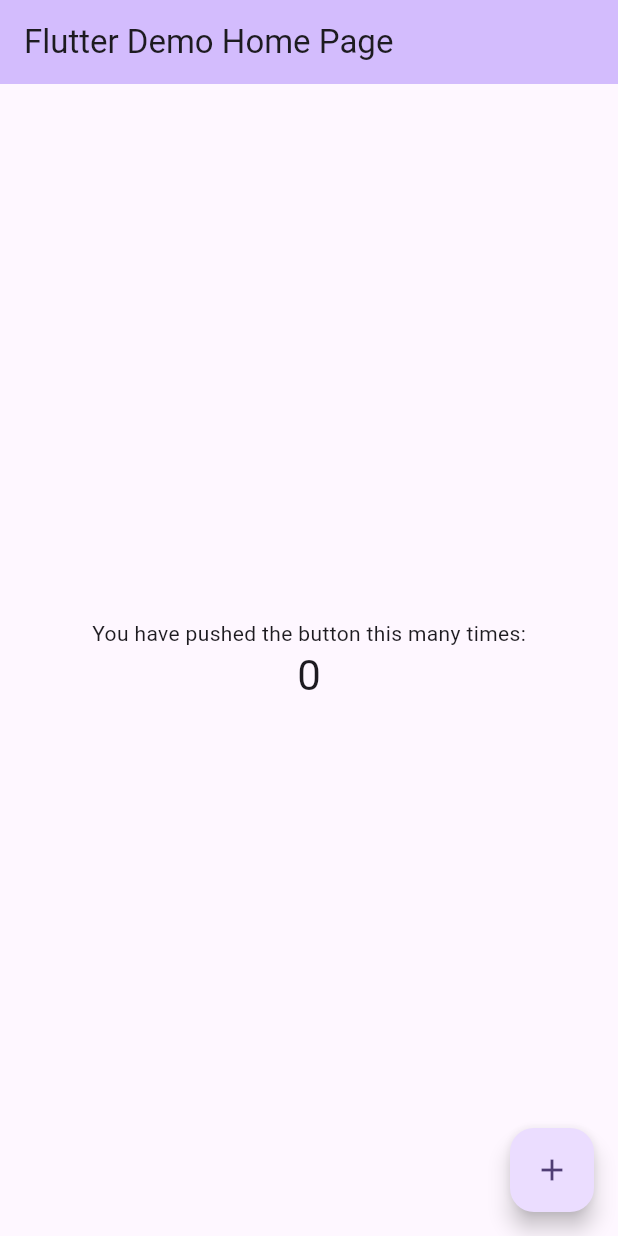
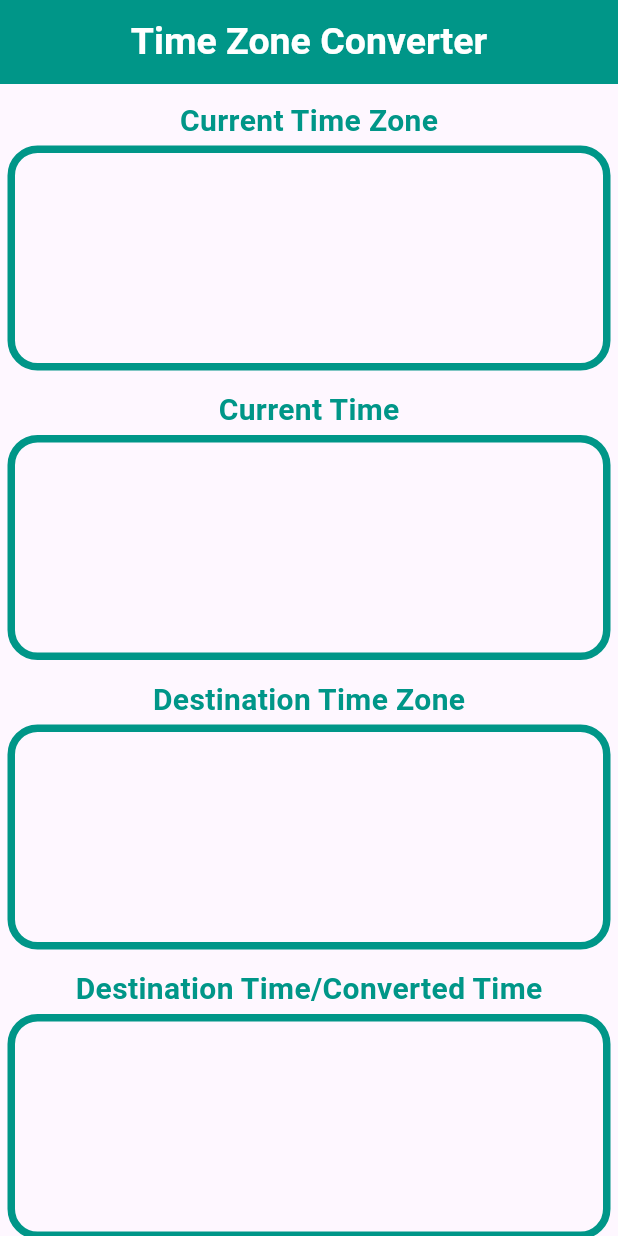
Before and after one commit to rashadamd/time_zone_converter, a Flutter app: the screen it shows after launch, on a phone screen of 412 x 824 dp. Run offline on Flutter 3.47's test engine with Material 3 defaults, Android fonts, the phone set to English and light mode, and no system bars.

Commit message:
InterfaceDesign

```diff
--- /dev/null
+++ b/lib/home.dart
@@ -0,0 +1,120 @@
+import 'package:flutter/material.dart';
+
+
+class TZC extends StatefulWidget {
+  const TZC({super.key});
+
+  @override
+  State<TZC> createState() => _TZCState();
+}
+
+class _TZCState extends State<TZC> {
+  @override
+  Widget build(BuildContext context) {
+    return  Scaffold(
+      appBar: AppBar(
+        backgroundColor: Colors.teal,
+        title: const Center(
+          child: Text('Time Zone Converter',style: TextStyle(
+            fontSize: 25,fontWeight: FontWeight.bold,color: Colors.white
+          ),
+          ),
+        ),
+      ),
+
+      //to display current timezone - user able to change the current time zone
+      body: Column(
+        children: [
+          const Padding(
+            padding: EdgeInsets.fromLTRB(5, 10, 5, 0),
+            child: Center(child: Text("Current Time Zone",style: TextStyle(fontWeight: FontWeight.bold,fontSize: 20.0,color: Colors.teal),),),
+          ),
+          Padding(
+            padding: const EdgeInsets.fromLTRB(5, 2, 5, 2),
+            child: Center(
+              child: Container(
+                width: double.infinity,
+                height: 150,
+                decoration: BoxDecoration(
+                  borderRadius: BorderRadius.circular(20),
+                  border: Border.all(
+                    color: Colors.teal,
+                    width: 5.0,
+                  )
+                ),
+              ),
+            ),
+          ),
+
+          //to display Current time for specific timezone  - user can chnage
+          const Padding(
+            padding: EdgeInsets.fromLTRB(5, 10, 5, 0),
+            child: Center(child: Text("Current Time",style: TextStyle(fontWeight: FontWeight.bold,fontSize: 20.0,color: Colors.teal),),),
+          ),
+          Padding(
+            padding: const EdgeInsets.fromLTRB(5, 2, 5, 2),
+            child: Center(
+              child: Container(
+                width: double.infinity,
+                height: 150,
+                decoration: BoxDecoration(
+                    borderRadius: BorderRadius.circular(20),
+                    border: Border.all(
+                      color: Colors.teal,
+                      width: 5.0,
+                    )
+                ),
+              ),
+            ),
+          ),
+
+          //to select the destination time zone- which also user can change. here user select the timezone
+          const Padding(
+            padding: EdgeInsets.fromLTRB(5, 10, 5, 0),
+            child: Center(child: Text("Destination Time Zone",style: TextStyle(fontWeight: FontWeight.bold,fontSize: 20.0,color: Colors.teal),),),
+          ),
+          Padding(
+            padding: const EdgeInsets.fromLTRB(5, 2, 5, 2),
+            child: Center(
+              child: Container(
+                width: double.infinity,
+                height: 150,
+                decoration: BoxDecoration(
+                    borderRadius: BorderRadius.circular(20),
+                    border: Border.all(
+                      color: Colors.teal,
+                      width: 5.0,
+                    )
+                ),
+              ),
+            ),
+          ),
+
+          //this will display the current time of the destination timezone.
+          //here is to show output of the current time in the destination time zone.
+          const Padding(
+            padding: EdgeInsets.fromLTRB(5, 10, 5, 0),
+            child: Center(child: Text("Destination Time/Converted Time",style: TextStyle(fontWeight: FontWeight.bold,fontSize: 20.0,color: Colors.teal),),),
+          ),
+          Padding(
+            padding: const EdgeInsets.fromLTRB(5, 2, 5, 2),
+            child: Center(
+              child: Container(
+                width: double.infinity,
+                height: 150,
+                decoration: BoxDecoration(
+                    borderRadius: BorderRadius.circular(20),
+                    border: Border.all(
+                      color: Colors.teal,
+                      width: 5.0,
+                    )
+                ),
+              ),
+            ),
+          ),
+
+        ],
+      ),
+    );
+  }
+}
--- a/lib/main.dart
+++ b/lib/main.dart
@@ -1,125 +1,9 @@
 import 'package:flutter/material.dart';
+import 'package:time_zone_converter/home.dart';
 
-void main() {
-  runApp(const MyApp());
-}
-
-class MyApp extends StatelessWidget {
-  const MyApp({super.key});
-
-  // This widget is the root of your application.
-  @override
-  Widget build(BuildContext context) {
-    return MaterialApp(
-      title: 'Flutter Demo',
-      theme: ThemeData(
-        // This is the theme of your application.
-        //
-        // TRY THIS: Try running your application with "flutter run". You'll see
-        // the application has a purple toolbar. Then, without quitting the app,
-        // try changing the seedColor in the colorScheme below to Colors.green
-        // and then invoke "hot reload" (save your changes or press the "hot
-        // reload" button in a Flutter-supported IDE, or press "r" if you used
-        // the command line to start the app).
-        //
-        // Notice that the counter didn't reset back to zero; the application
-        // state is not lost during the reload. To reset the state, use hot
-        // restart instead.
-        //
-        // This works for code too, not just values: Most code changes can be
-        // tested with just a hot reload.
-        colorScheme: ColorScheme.fromSeed(seedColor: Colors.deepPurple),
-        useMaterial3: true,
-      ),
-      home: const MyHomePage(title: 'Flutter Demo Home Page'),
-    );
-  }
-}
-
-class MyHomePage extends StatefulWidget {
-  const MyHomePage({super.key, required this.title});
-
-  // This widget is the home page of your application. It is stateful, meaning
-  // that it has a State object (defined below) that contains fields that affect
-  // how it looks.
-
-  // This class is the configuration for the state. It holds the values (in this
-  // case the title) provided by the parent (in this case the App widget) and
-  // used by the build method of the State. Fields in a Widget subclass are
-  // always marked "final".
-
-  final String title;
-
-  @override
-  State<MyHomePage> createState() => _MyHomePageState();
-}
-
-class _MyHomePageState extends State<MyHomePage> {
-  int _counter = 0;
-
-  void _incrementCounter() {
-    setState(() {
-      // This call to setState tells the Flutter framework that something has
-      // changed in this State, which causes it to rerun the build method below
-      // so that the display can reflect the updated values. If we changed
-      // _counter without calling setState(), then the build method would not be
-      // called again, and so nothing would appear to happen.
-      _counter++;
-    });
-  }
-
-  @override
-  Widget build(BuildContext context) {
-    // This method is rerun every time setState is called, for instance as done
-    // by the _incrementCounter method above.
-    //
-    // The Flutter framework has been optimized to make rerunning build methods
-    // fast, so that you can just rebuild anything that needs updating rather
-    // than having to individually change instances of widgets.
-    return Scaffold(
-      appBar: AppBar(
-        // TRY THIS: Try changing the color here to a specific color (to
-        // Colors.amber, perhaps?) and trigger a hot reload to see the AppBar
-        // change color while the other colors stay the same.
-        backgroundColor: Theme.of(context).colorScheme.inversePrimary,
-        // Here we take the value from the MyHomePage object that was created by
-        // the App.build method, and use it to set our appbar title.
-        title: Text(widget.title),
-      ),
-      body: Center(
-        // Center is a layout widget. It takes a single child and positions it
-        // in the middle of the parent.
-        child: Column(
-          // Column is also a layout widget. It takes a list of children and
-          // arranges them vertically. By default, it sizes itself to fit its
-          // children horizontally, and tries to be as tall as its parent.
-          //
-          // Column has various properties to control how it sizes itself and
-          // how it positions its children. Here we use mainAxisAlignment to
-          // center the children vertically; the main axis here is the vertical
-          // axis because Columns are vertical (the cross axis would be
-          // horizontal).
-          //
-          // TRY THIS: Invoke "debug painting" (choose the "Toggle Debug Paint"
-          // action in the IDE, or press "p" in the console), to see the
-          // wireframe for each widget.
-          mainAxisAlignment: MainAxisAlignment.center,
-          children: <Widget>[
-            const Text(
-              'You have pushed the button this many times:',
-            ),
-            Text(
-              '$_counter',
-              style: Theme.of(context).textTheme.headlineMedium,
-            ),
-          ],
-        ),
-      ),
-      floatingActionButton: FloatingActionButton(
-        onPressed: _incrementCounter,
-        tooltip: 'Increment',
-        child: const Icon(Icons.add),
-      ), // This trailing comma makes auto-formatting nicer for build methods.
-    );
-  }
-}
+void main()=>runApp(
+  const MaterialApp(
+    home: TZC(),
+    debugShowCheckedModeBanner: false,
+  )
+);
```
Also changed, not shown: 1 other file.
